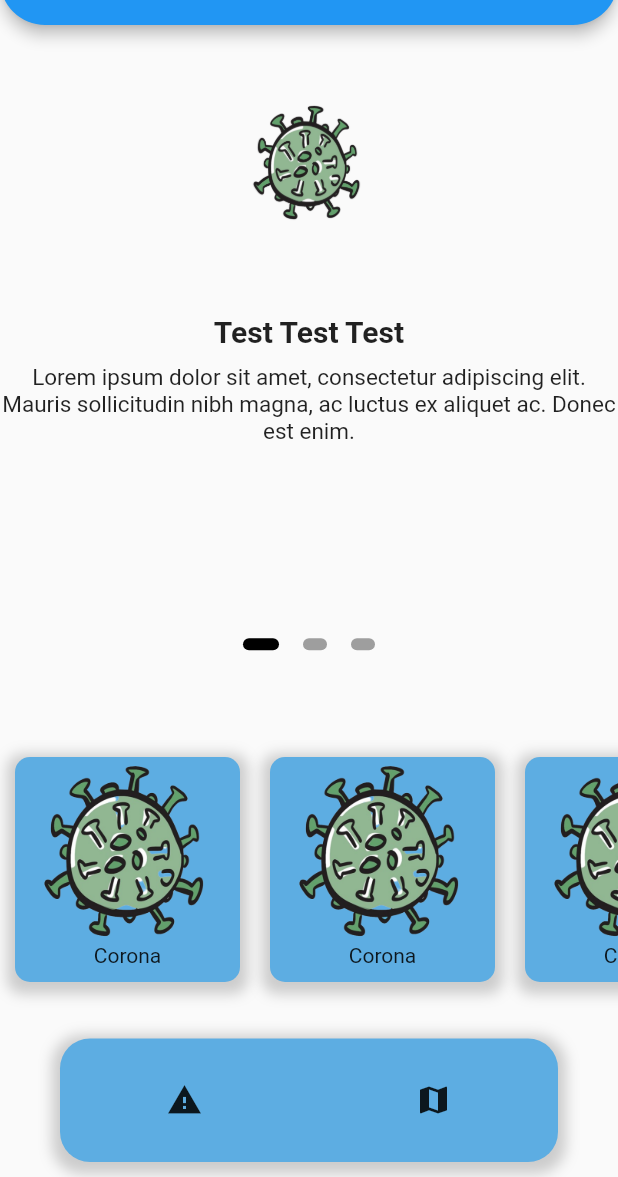
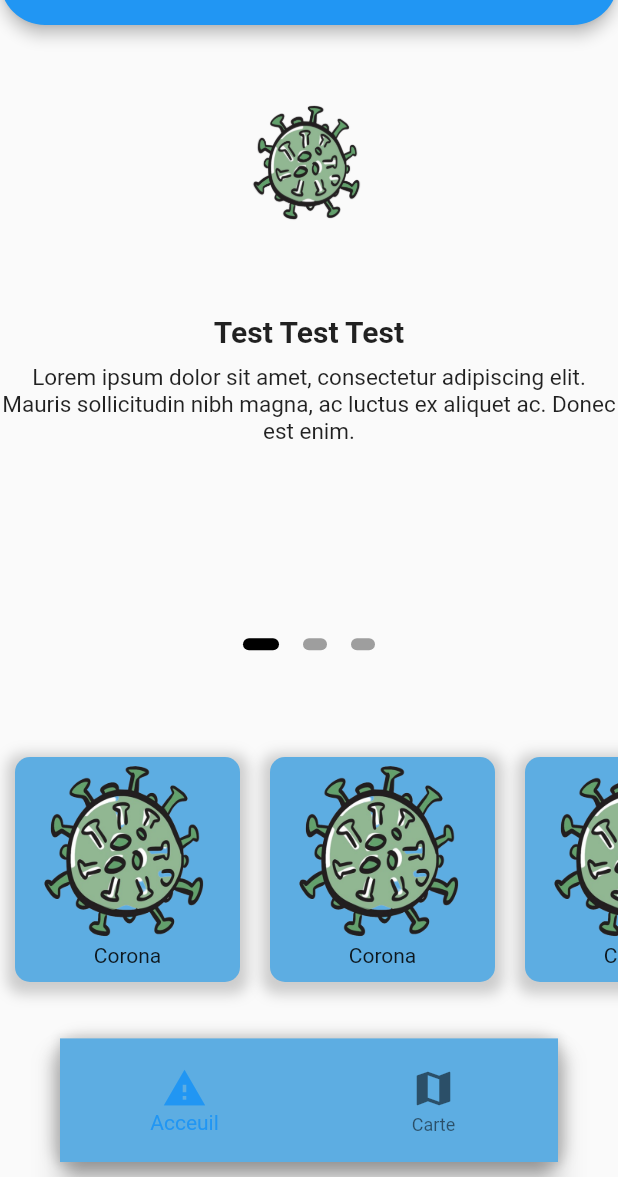
Before and after one commit to 3bdenour/HealthWatch, a Flutter app: the screen it shows after launch, on a phone screen of 412 x 824 dp, the part 59-1236 px from its top. Run offline on Flutter 3.47's test engine with Material 2 defaults, Android fonts, the phone set to English and light mode, and no system bars.

```diff
--- a/lib/main.dart
+++ b/lib/main.dart
@@ -10,10 +10,9 @@ class MyApp extends StatelessWidget {
   @override
   Widget build(BuildContext context) {
     return MaterialApp(
-      routes:
-      {
+      routes: {
         '/home': (BuildContext context) => AlertPage(),
-        '/Map' : (BuildContext context) =>null,
+        '/Map': (BuildContext context) => null,
       },
       title: 'Flutter Demo',
       theme: ThemeData(
@@ -56,6 +55,7 @@ class MyHomePage extends StatefulWidget {
 }
 
 class _MyHomePageState extends State<MyHomePage> {
+  int _index = 0;
   @override
   Widget build(BuildContext context) {
     double ScreenW = MediaQuery.of(context).size.width;
@@ -67,9 +67,8 @@ class _MyHomePageState extends State<MyHomePage> {
     // fast, so that you can just rebuild anything that needs updating rather
     // than having to individually change instances of widgets.
     return Scaffold(
-
         appBar: AppBar(
-        shape:  RoundedRectangleBorder(
+          shape: RoundedRectangleBorder(
             borderRadius: BorderRadius.vertical(
               bottom: Radius.circular(30),
             ),
@@ -78,33 +77,46 @@ class _MyHomePageState extends State<MyHomePage> {
           // the App.build method, and use it to set our appbar title.
           title: Text(widget.title),
         ),
-      body: AlertPage(),
-      bottomNavigationBar: Padding( padding: EdgeInsets.only(left:40,right: 40,bottom: 10),child: Container(
-        height: ScreenH*0.1,
-        decoration: BoxDecoration(borderRadius: BorderRadius.circular(20),color: Color.fromRGBO(93, 173, 226,1), boxShadow: [
+        body: IndexedStack(
+          index: _index,
+          children: <Widget>[
+            AlertPage(),
+            Scaffold(), ////// remplaciha b widget ta3ek fi plasset scafold hadi
+
+            //rouji's map zidha hnaaa
+          ],
+        ),
+        bottomNavigationBar: Padding(
+          padding: EdgeInsets.only(left: 40, right: 40, bottom: 10),
+          child: Container(
+              height: ScreenH * 0.1,
+              decoration: BoxDecoration(
+                  borderRadius: BorderRadius.circular(20),
+                  boxShadow: [
                     BoxShadow(
                       color: Colors.grey.withOpacity(0.5),
                       spreadRadius: 5,
                       blurRadius: 7,
                       offset: Offset(0, 3), // changes position of shadow
-          ),]),
-        child: Row(mainAxisAlignment: MainAxisAlignment.spaceAround,children: <Widget>[
-          GestureDetector(
-            onTap: (){
-              Navigator.pushReplacementNamed(context, '/home');
+                    ),
+                  ]),
+              child: BottomNavigationBar(
+                backgroundColor: Color.fromRGBO(93, 173, 226, 1),
+                type: BottomNavigationBarType.fixed,
+                iconSize: 30,
+                currentIndex: _index,
+                items: [
+                  BottomNavigationBarItem(
+                      icon: Icon(Icons.report_problem), title: Text('Acceuil')),
+                  BottomNavigationBarItem(
+                      icon: Icon(Icons.map), title: Text('Carte'))
+                ],
+                onTap: (index) {
+                  setState(() {
+                    _index = index;
+                  });
                 },
-            child: Icon(Icons.report_problem,),
-          ),
-          GestureDetector(
-            onTap: (){
-              Navigator.pushReplacementNamed(context, '/Map');
-            },
-            child: Icon(Icons.map),
-          )
-        ],),
-      ),)
-
-    );
-
+              )),
+        ));
   }
 }
--- a/lib/main_page.dart
+++ b/lib/main_page.dart
@@ -8,7 +8,12 @@ class AlertPage extends StatefulWidget {
 class _AlertPageState extends State<AlertPage> {
   final PageController _pageController = PageController(initialPage: 0);
   int _currentPage = 0;
-  List<Widget> _pages = [PageContent(),PageContent(),PageContent()]; ///// les alertes ici !! PageContent()
+  int _index = 0;
+  List<Widget> _pages = [
+    PageContent(),
+    PageContent(),
+    PageContent()
+  ]; ///// les alertes ici !! PageContent()
 
   List<Widget> _pageIndicator() {
     List<Widget> list = [];
@@ -126,9 +131,8 @@ class MyCard extends StatelessWidget {
         height: 150,
         width: 150,
         decoration: BoxDecoration(
-
           borderRadius: BorderRadius.all(Radius.circular(10)),
-          color: Color.fromRGBO(93, 173, 226,1),
+          color: Color.fromRGBO(93, 173, 226, 1),
           boxShadow: [
             BoxShadow(
               color: Colors.grey.withOpacity(0.5),
@@ -162,16 +166,16 @@ class MyArticle extends StatelessWidget {
         height: 150,
         width: 200,
         decoration: BoxDecoration(
-
           borderRadius: BorderRadius.all(Radius.circular(10)),
-            color: Color.fromRGBO(93, 173, 226,1),
+          color: Color.fromRGBO(93, 173, 226, 1),
           boxShadow: [
             BoxShadow(
               color: Colors.grey.withOpacity(0.5),
               spreadRadius: 5,
               blurRadius: 7,
               offset: Offset(0, 3), // changes position of shadow
-      ),],
+            ),
+          ],
         ),
         child: Row(
           children: <Widget>[
@@ -199,8 +203,7 @@ class PageContent extends StatelessWidget {
 
   @override
   Widget build(BuildContext context) {
-    return
-       Column(
+    return Column(
       children: <Widget>[
         Expanded(
           flex: 1,
```
Lines whose indentation alone changed are shown as unchanged.
